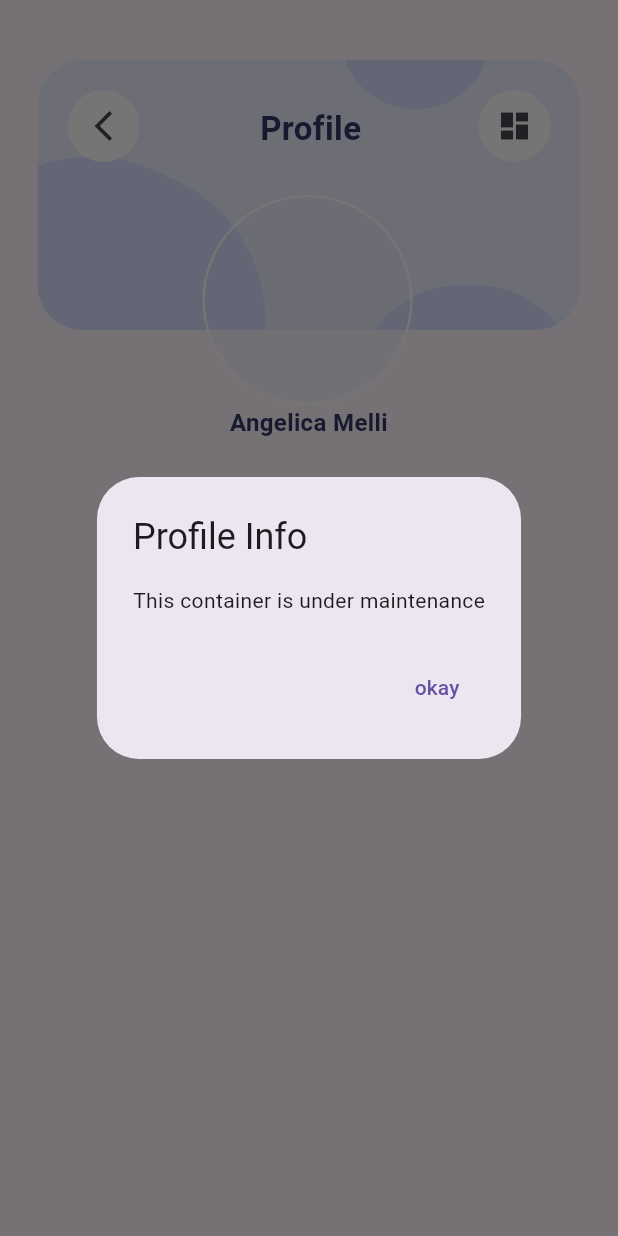
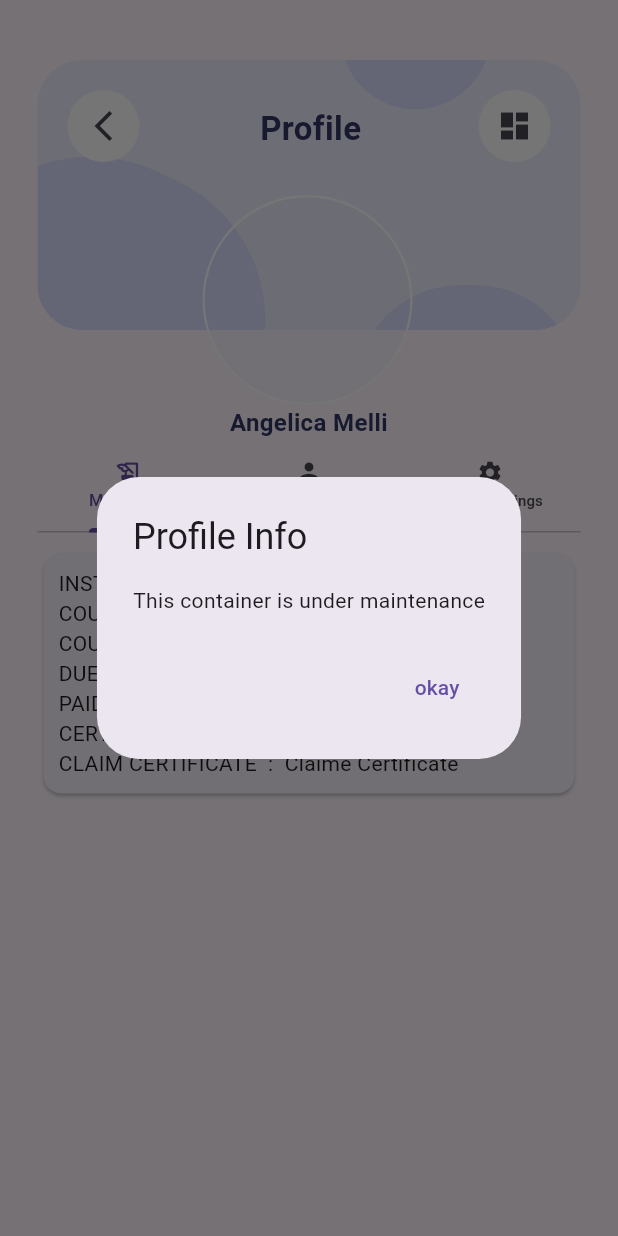
Before and after one commit to forhad35/kodeeo_app, a Flutter app: the Profile screen opened directly, after a tap on the "dashboard" icon, on a phone screen of 412 x 824 dp. Run offline on Flutter 3.47's test engine with Material 2 defaults, Android fonts, the phone set to English and light mode, and no system bars; our stand-ins replace animated_splash_screen, carousel_slider, floating_bottom_navigation_bar, flutter_svg, font_awesome_flutter, google_nav_bar; accounts and stored records are empty; network calls fail.

Commit message:
update profile page

```diff
--- a/lib/pages/home.dart
+++ b/lib/pages/home.dart
@@ -260,7 +260,11 @@ class _HomeState extends State<Home> {
               onTabChange: (index) {
                 setState(() {
                   if(index != 0){
-                    Navigator.push(context, MaterialPageRoute(builder: (context)=>pages[index]));
+                    if(index == 1){
+                      Navigator.push(context, MaterialPageRoute(builder: (context)=>BootCamp()));
+                    }else if(index ==2){
+                      Navigator.push(context, MaterialPageRoute(builder: (context)=>Profile()));
+                    }
                   }
                 });
               },
--- a/lib/pages/profile.dart
+++ b/lib/pages/profile.dart
@@ -3,13 +3,36 @@ import 'package:kodeeo_app/core/colors.dart';
 import 'dart:math' as math;
 
 import 'package:kodeeo_app/helper/display.dart';
+import 'package:kodeeo_app/widgets/my_course.dart';
+import 'package:kodeeo_app/widgets/profile_info.dart';
+import 'package:kodeeo_app/widgets/profile_settings.dart';
 
-class Profile extends StatelessWidget {
+class Profile extends StatefulWidget {
+  const Profile({super.key});
+
+  @override
+  State<Profile> createState() => _ProfileState();
+}
+
+class _ProfileState extends State<Profile> with TickerProviderStateMixin {
   String imgLink =
       "https://imgv3.fotor.com/images/gallery/Realistic-Male-Profile-Picture.jpg";
+  late String _name, _email, _phone, _device;
+  late TabController _tabController;
+
+  @override
+  void initState() {
+    super.initState();
+    _tabController = TabController(length: 3, vsync: this);
+    _tabController.animateTo(1);
+  }
 
   @override
   Widget build(BuildContext context) {
+    _name = "Angelica Melli";
+    _email = "example@gmail.com";
+    _phone = "01714485479";
+    _device = "Laptop";
     return Scaffold(
         body: Container(
       margin: EdgeInsets.only(top: 40, left: 25, right: 25),
@@ -104,9 +127,7 @@ class Profile extends StatelessWidget {
                     child: Container(
                       decoration: BoxDecoration(
                           color: Colors.white,
-                        borderRadius: BorderRadius.all(Radius.circular(60))
-
-                      ),
+                          borderRadius: BorderRadius.all(Radius.circular(60))),
                       child: IconButton(
                         onPressed: () => Navigator.pop(context),
                         icon: Icon(Icons.arrow_back_ios_new),
@@ -114,8 +135,15 @@ class Profile extends StatelessWidget {
                     )),
                 Positioned(
                   top: 30,
-                    left: displayWidth(context)*0.36,
-                    child: Text("Profile",style: TextStyle(fontWeight: FontWeight.bold,fontSize: 22,color:Color(0xFF333664), ),),
+                  left: displayWidth(context) * 0.36,
+                  child: Text(
+                    "Profile",
+                    style: TextStyle(
+                      fontWeight: FontWeight.bold,
+                      fontSize: 22,
+                      color: Color(0xFF333664),
+                    ),
+                  ),
                 ),
                 Positioned(
                     top: 20,
@@ -123,18 +151,15 @@ class Profile extends StatelessWidget {
                     child: Container(
                       decoration: BoxDecoration(
                           color: Colors.white,
-                          borderRadius: BorderRadius.all(Radius.circular(60))
-
-                      ),
+                          borderRadius: BorderRadius.all(Radius.circular(60))),
                       child: IconButton(
-                        onPressed: ()  {
-
+                        onPressed: () {
                           showDialog(
                             context: context,
-                            builder: (context) =>
-                                AlertDialog(
+                            builder: (context) => AlertDialog(
                               title: const Text("Profile Info"),
-                                  content: const Text("This container is under maintenance"),
+                              content: const Text(
+                                  "This container is under maintenance"),
                               actions: <Widget>[
                                 TextButton(
                                   onPressed: () {
@@ -154,7 +179,7 @@ class Profile extends StatelessWidget {
           ),
           Container(
             child: Text(
-              "Angelica Melli",
+              _name,
               textAlign: TextAlign.center,
               style: TextStyle(
                   color: Color(0xFF333664),
@@ -162,6 +187,54 @@ class Profile extends StatelessWidget {
                   fontWeight: FontWeight.w600),
             ),
           ),
+          Container(
+            height: 62,
+            child: TabBar(
+                indicatorPadding: EdgeInsets.zero,
+                controller: _tabController,
+                tabs: [
+                  Tab(
+                    child: Text(
+                      "My course",
+                      style: TextStyle(fontSize: 11),
+                    ),
+                    icon: Icon(
+                      Icons.history_edu_rounded,
+                      size: 18,
+                    ),
+                  ),
+                  Tab(
+                    child: Text(
+                      "Profile ",
+                      style: TextStyle(fontSize: 11),
+                    ),
+                    icon: Icon(
+                      Icons.person,
+                      size: 18,
+                    ),
+                  ),
+                  Tab(
+                    child: Text(
+                      "Profile Settings",
+                      style: TextStyle(fontSize: 10),
+                    ),
+                    icon: Icon(
+                      Icons.settings,
+                      size: 18,
+                    ),
+                  ),
+                ]),
+          ),
+          Container(
+            margin: EdgeInsets.only(top: 10),
+            width:double.infinity ,
+            height: displayHeight(context)*0.5,
+            child: TabBarView(controller: _tabController, children: [
+            MyCourse(),
+              ProfileInfo(),
+             ProfileSettings(),
+            ]),
+          ),
         ],
       ),
     ));
--- /dev/null
+++ b/lib/widgets/my_course.dart
@@ -0,0 +1,99 @@
+import 'package:flutter/material.dart';
+
+class MyCourse extends StatefulWidget {
+  const MyCourse({super.key});
+
+  @override
+  State<MyCourse> createState() => _MyCourseState();
+}
+
+class _MyCourseState extends State<MyCourse> {
+  @override
+  Widget build(BuildContext context) {
+    return  ListView.builder(
+      itemCount: 1,
+        itemBuilder: (BuildContext context, int index){
+      return Card(
+       child: Container(
+          padding: EdgeInsets.all(10),
+          width: 300,
+          // color: Colors.blue,
+          child: Column(
+            crossAxisAlignment: CrossAxisAlignment.center,
+            children: [
+              Row(children: [
+                Text(
+                  "INSTRUCTOR NAME : ",
+                  style: TextStyle(fontSize: 14),
+                ),
+                Text(
+                  "Mustafizur Rahman",
+                  style: TextStyle(fontSize: 14),
+                ),
+              ]),
+              Row(children: [
+                Text(
+                  "COURSE NAME : ",
+                  style: TextStyle(fontSize: 14),
+                ),
+                Column(children: [
+                  Text(
+                    "Advance Laravel",
+                    style: TextStyle(fontSize: 14),
+                    softWrap: true,
+                  )
+                ]),
+              ]),
+              Row(children: [
+                Text(
+                  "COURSE PRICE : ",
+                  style: TextStyle(fontSize: 14),
+                ),
+                Text(
+                  "12000.00",
+                  style: TextStyle(fontSize: 14),
+                ),
+              ]),
+              Row(children: [
+                Text(
+                  "DUE AMOUNT :  ",
+                  style: TextStyle(fontSize: 14),
+                ),
+                Text(
+                  "7000.00",
+                  style: TextStyle(fontSize: 14),
+                ),
+              ]),
+              Row(children: [
+                Text(
+                  "PAID STATUS :  ",
+                  style: TextStyle(fontSize: 14),
+                ),
+                Text(
+                  "Admission",
+                  style: TextStyle(fontSize: 14),
+                ),
+              ]),
+              Row(children: [
+                Text(
+                  "CERTIFICATE STATUS  :  ",
+                  style: TextStyle(fontSize: 14),
+                ),
+              ]),
+              Row(children: [
+                Text(
+                  "CLAIM CERTIFICATE  :  ",
+                  style: TextStyle(fontSize: 14),
+                ),
+                Text(
+                  "Claime Certificate",
+                  style: TextStyle(fontSize: 14),
+                ),
+              ]),
+            ],
+          ),
+        ),
+      );
+    });
+  }
+}
--- /dev/null
+++ b/lib/widgets/profile_info.dart
@@ -0,0 +1,68 @@
+import 'package:flutter/material.dart';
+
+class ProfileInfo extends StatelessWidget {
+   ProfileInfo({super.key});
+String  _name = "Jon Duo";
+var _email="example@gmail.com";
+var _phone = "01752136445";
+var _device = "Laptop";
+
+  @override
+  Widget build(BuildContext context) {
+    return Center(
+      child: Column(
+        crossAxisAlignment: CrossAxisAlignment.start,
+        mainAxisAlignment: MainAxisAlignment.center,
+        children: [
+          Container(
+            width: double.infinity,
+            child: Card(
+              margin: EdgeInsets.all(10),
+              child: Padding(
+                padding: const EdgeInsets.all(8.0),
+                child: Text(
+                  "Name : $_name",
+                  textAlign: TextAlign.center,
+                  style: TextStyle(
+                      color: Color(0xFF333664),
+                      fontSize: 16,
+                      fontWeight: FontWeight.w600),
+                ),
+              ),
+            ),
+          ),
+          Card(
+            margin: EdgeInsets.all(10),
+            child: Text(
+              "Email : $_email",
+              style: TextStyle(
+                fontSize: 16,
+                color: Colors.black,
+              ),
+            ),
+          ),
+          Card(
+            margin: EdgeInsets.all(10),
+            child: Text(
+              "Phone : $_phone",
+              style: TextStyle(
+                fontSize: 16,
+                color: Colors.black,
+              ),
+            ),
+          ),
+          Card(
+            margin: EdgeInsets.all(10),
+            child: Text(
+              "Device : $_device ",
+              style: TextStyle(
+                fontSize: 16,
+                color: Colors.black,
+              ),
+            ),
+          ),
+        ],
+      ),
+    );
+  }
+}
--- /dev/null
+++ b/lib/widgets/profile_settings.dart
@@ -0,0 +1,45 @@
+import 'package:flutter/material.dart';
+
+class ProfileSettings extends StatefulWidget {
+  const ProfileSettings({super.key});
+
+  @override
+  State<ProfileSettings> createState() => _ProfileSettingsState();
+}
+
+class _ProfileSettingsState extends State<ProfileSettings> {
+  @override
+  Widget build(BuildContext context) {
+    return  Container(
+      child: Center(
+        child: Column(
+          mainAxisAlignment: MainAxisAlignment.center,
+          crossAxisAlignment: CrossAxisAlignment.start,
+          children: [
+            OutlinedButton(
+                onPressed: () {},
+                child: SizedBox(
+                  width: 300,
+                  child: Text(
+                    "Change Password",
+                    textAlign: TextAlign.center,
+                  ),
+                )),
+            SizedBox(
+              height: 20,
+            ),
+            OutlinedButton(
+                onPressed: () {},
+                child: SizedBox(
+                  width: 300,
+                  child: Text(
+                    "Update profile",
+                    textAlign: TextAlign.center,
+                  ),
+                )),
+          ],
+        ),
+      ),
+    );
+  }
+}
```
Lines whose indentation alone changed are shown as unchanged.
